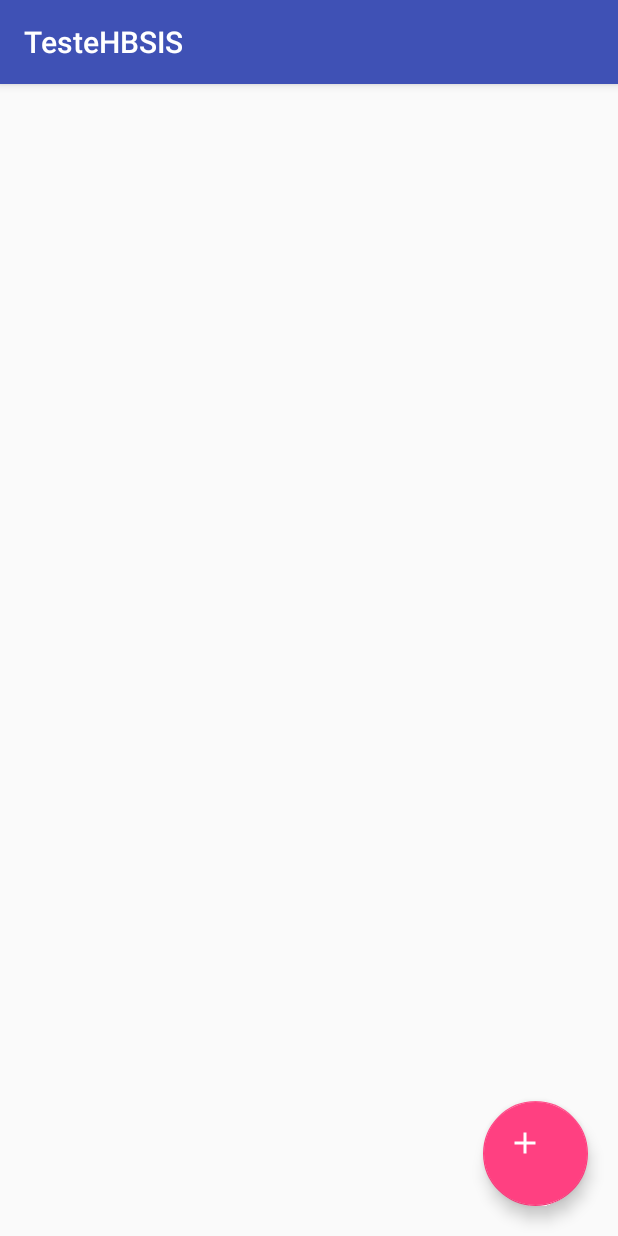
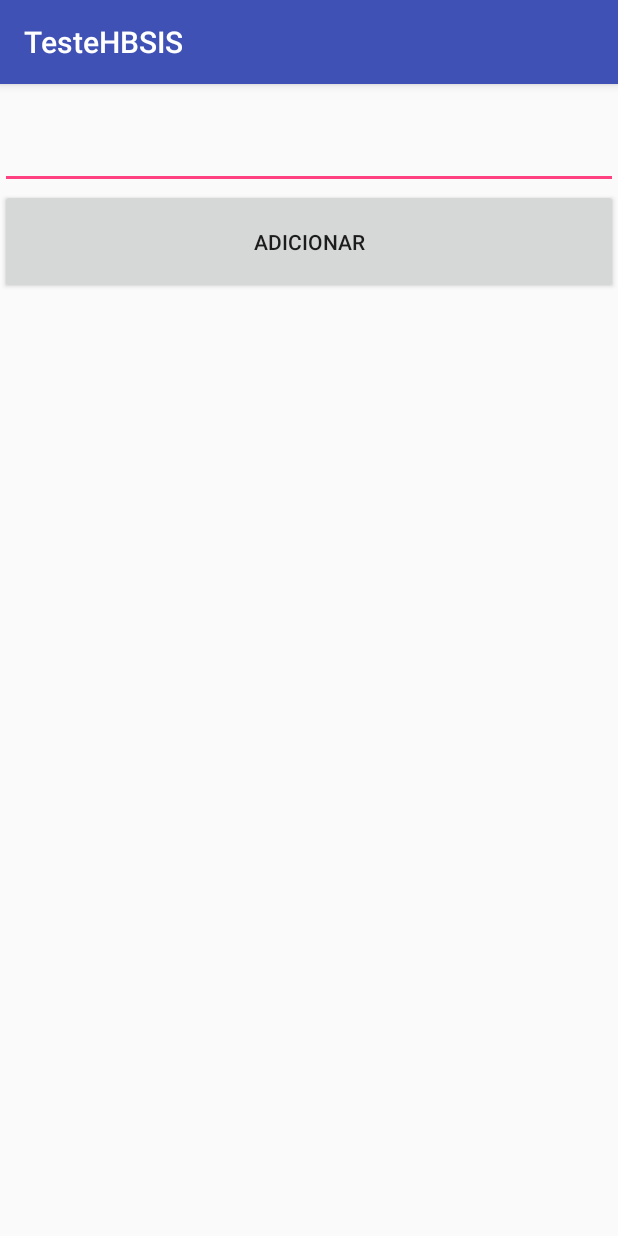
Before and after one commit to Zoard/TesteHBSIS, an Android app: the screen it shows after launch (WeatherForecastActivity before the commit, AddWeatherForecastActivity after it), after a tap on an icon or button, on a phone screen of 412 x 824 dp. Run offline under Robolectric (Android 15) with nearby library versions, the phone set to English and light mode, and no system bars; our stand-ins replace RxJava, data binding; libraries missing offline, so code that uses them is left out: retrofit2.converter.jackson; 2 statements that could not run were skipped.

Commit message:
[work] Integrating Activities

```diff
--- a/app/src/main/AndroidManifest.xml
+++ b/app/src/main/AndroidManifest.xml
@@ -11,6 +11,7 @@
         android:roundIcon="@mipmap/ic_launcher_round"
         android:supportsRtl="true"
         android:theme="@style/AppTheme">
+        <activity android:name=".view.activity.AddWeatherForecastActivity"></activity>
         <activity android:name=".view.activity.WeatherForecastActivity">
             <intent-filter>
                 <action android:name="android.intent.action.MAIN" />
--- a/app/src/main/java/com/zoardgeocze/testehbsis/api/ApiCreator.java
+++ b/app/src/main/java/com/zoardgeocze/testehbsis/api/ApiCreator.java
@@ -6,6 +6,9 @@ import retrofit2.Retrofit;
 import retrofit2.adapter.rxjava2.RxJava2CallAdapterFactory;
 import retrofit2.converter.jackson.JacksonConverterFactory;
 
+/**
+ * Created by ZoardGeocze on 06/06/19.
+ */
 
 public class ApiCreator {
 
--- a/app/src/main/java/com/zoardgeocze/testehbsis/api/WeatherForecastService.java
+++ b/app/src/main/java/com/zoardgeocze/testehbsis/api/WeatherForecastService.java
@@ -6,13 +6,17 @@ import io.reactivex.Observable;
 import retrofit2.http.GET;
 import retrofit2.http.Query;
 
+/**
+ * Created by ZoardGeocze on 06/06/19.
+ */
+
 public interface WeatherForecastService {
 
     @GET("forecast")
     Observable<WeatherForecastResponse> fetchForecast(@Query("id") long id, @Query("appid") String appid);
 
     @GET("forecast")
-    Observable<WeatherForecastResponse> getForecastByCityName(@Query("q") long cityName,
+    Observable<WeatherForecastResponse> getForecastByCityName(@Query("q") String cityName,
                                                               @Query("units") String units,
                                                               @Query("appid") String appid);
 
--- a/app/src/main/java/com/zoardgeocze/testehbsis/model/City.java
+++ b/app/src/main/java/com/zoardgeocze/testehbsis/model/City.java
@@ -5,6 +5,10 @@ import com.fasterxml.jackson.annotation.JsonIgnoreProperties;
 import java.io.Serializable;
 import java.util.HashMap;
 import java.util.Map;
+
+/**
+ * Created by ZoardGeocze on 06/06/19.
+ */
 
 @JsonIgnoreProperties(ignoreUnknown = true)
 public class City implements Serializable {
--- a/app/src/main/java/com/zoardgeocze/testehbsis/model/Forecast.java
+++ b/app/src/main/java/com/zoardgeocze/testehbsis/model/Forecast.java
@@ -3,6 +3,10 @@ package com.zoardgeocze.testehbsis.model;
 import com.fasterxml.jackson.annotation.JsonIgnoreProperties;
 
 import java.io.Serializable;
+
+/**
+ * Created by ZoardGeocze on 07/06/19.
+ */
 
 @JsonIgnoreProperties(ignoreUnknown = true)
 public class Forecast implements Serializable {
--- a/app/src/main/java/com/zoardgeocze/testehbsis/model/Weather.java
+++ b/app/src/main/java/com/zoardgeocze/testehbsis/model/Weather.java
@@ -3,6 +3,10 @@ package com.zoardgeocze.testehbsis.model;
 import com.fasterxml.jackson.annotation.JsonIgnoreProperties;
 
 import java.io.Serializable;
+
+/**
+ * Created by ZoardGeocze on 07/06/19.
+ */
 
 @JsonIgnoreProperties(ignoreUnknown = true)
 public class Weather implements Serializable {
--- a/app/src/main/java/com/zoardgeocze/testehbsis/model/WeatherForecastResponse.java
+++ b/app/src/main/java/com/zoardgeocze/testehbsis/model/WeatherForecastResponse.java
@@ -5,6 +5,10 @@ import com.fasterxml.jackson.annotation.JsonIgnoreProperties;
 import java.util.ArrayList;
 import java.util.List;
 
+/**
+ * Created by ZoardGeocze on 07/06/19.
+ */
+
 @JsonIgnoreProperties(ignoreUnknown = true)
 public class WeatherForecastResponse {
 
--- a/app/src/main/java/com/zoardgeocze/testehbsis/utils/Constants.java
+++ b/app/src/main/java/com/zoardgeocze/testehbsis/utils/Constants.java
@@ -1,7 +1,11 @@
 package com.zoardgeocze.testehbsis.utils;
+
+/**
+ * Created by ZoardGeocze on 06/06/19.
+ */
 
 public interface Constants {
     public final String API_KEY = "9b499d223cb68d6fbf0f3e127d9bcf18";
-    public final String BASE_URL = "https://samples.openweathermap.org/data/2.5/";
+    public final String BASE_URL = "https://api.openweathermap.org/data/2.5/";
     public final String METRIC_UNIT = "metric";
 }
--- /dev/null
+++ b/app/src/main/java/com/zoardgeocze/testehbsis/view/activity/AddWeatherForecastActivity.java
@@ -0,0 +1,31 @@
+package com.zoardgeocze.testehbsis.view.activity;
+
+import android.databinding.DataBindingUtil;
+import android.support.v7.app.AppCompatActivity;
+import android.os.Bundle;
+
+import com.zoardgeocze.testehbsis.R;
+import com.zoardgeocze.testehbsis.databinding.ActivityAddWeatherForecastBinding;
+import com.zoardgeocze.testehbsis.viewModel.AddWeatherForecastViewModel;
+
+/**
+ * Created by ZoardGeocze on 07/06/19.
+ */
+
+public class AddWeatherForecastActivity extends AppCompatActivity {
+
+    private ActivityAddWeatherForecastBinding addWeatherForecastBinding;
+    private AddWeatherForecastViewModel addWeatherForecastViewModel;
+
+    @Override
+    protected void onCreate(Bundle savedInstanceState) {
+        super.onCreate(savedInstanceState);
+        bind();
+    }
+
+    private void bind() {
+        this.addWeatherForecastBinding = DataBindingUtil.setContentView(this, R.layout.activity_add_weather_forecast);
+        this.addWeatherForecastViewModel = new AddWeatherForecastViewModel(this);
+        this.addWeatherForecastBinding.setAddWeatherForecastViewModel(this.addWeatherForecastViewModel);
+    }
+}
--- a/app/src/main/java/com/zoardgeocze/testehbsis/view/activity/WeatherForecastActivity.java
+++ b/app/src/main/java/com/zoardgeocze/testehbsis/view/activity/WeatherForecastActivity.java
@@ -10,6 +10,10 @@ import com.zoardgeocze.testehbsis.R;
 import com.zoardgeocze.testehbsis.databinding.ActivityWeatherForecastBinding;
 import com.zoardgeocze.testehbsis.view.adapter.WeatherForecastAdapter;
 import com.zoardgeocze.testehbsis.viewModel.WeatherForecastViewModel;
+
+/**
+ * Created by ZoardGeocze on 06/06/19.
+ */
 
 public class WeatherForecastActivity extends AppCompatActivity {
 
--- /dev/null
+++ b/app/src/main/java/com/zoardgeocze/testehbsis/viewModel/AddWeatherForecastViewModel.java
@@ -0,0 +1,79 @@
+package com.zoardgeocze.testehbsis.viewModel;
+
+import android.content.Context;
+import android.databinding.BaseObservable;
+import android.databinding.ObservableField;
+import android.databinding.ObservableInt;
+import android.util.Log;
+import android.view.View;
+
+import com.zoardgeocze.testehbsis.api.ApiCreator;
+import com.zoardgeocze.testehbsis.model.WeatherForecastResponse;
+import com.zoardgeocze.testehbsis.utils.Constants;
+
+import java.util.Observable;
+
+import io.reactivex.android.schedulers.AndroidSchedulers;
+import io.reactivex.annotations.NonNull;
+import io.reactivex.disposables.CompositeDisposable;
+import io.reactivex.disposables.Disposable;
+import io.reactivex.functions.Consumer;
+import io.reactivex.schedulers.Schedulers;
+
+/**
+ * Created by ZoardGeocze on 07/06/19.
+ */
+
+public class AddWeatherForecastViewModel extends Observable {
+
+    public ObservableField<String> cityName;
+    public ObservableInt progressBar;
+    public ObservableInt viewsVisibility;
+
+    private CompositeDisposable compositeDisposable = new CompositeDisposable();
+    private Context context;
+
+    public AddWeatherForecastViewModel(@NonNull Context context) {
+        this.context = context;
+        this.cityName = new ObservableField<>();
+        this.progressBar = new ObservableInt(View.GONE);
+        this.viewsVisibility = new ObservableInt(View.VISIBLE);
+    }
+
+    public void onClickFetchWeatherForecast(View view) {
+        this.viewsVisibility.set(View.GONE);
+        this.progressBar.set(View.VISIBLE);
+        getForecastByCityName();
+    }
+
+    private void getForecastByCityName() {
+
+        Log.i("FETCH_City_Name: ", cityName.get());
+
+        Disposable disposable = new ApiCreator()
+                .forecastClimateService()
+                .getForecastByCityName(cityName.get(), Constants.METRIC_UNIT, Constants.API_KEY)
+                .subscribeOn(Schedulers.newThread())
+                .observeOn(AndroidSchedulers.mainThread())
+                .subscribe(new Consumer<WeatherForecastResponse>() {
+                    @Override
+                    public void accept(WeatherForecastResponse forecastClimateResponse) throws Exception {
+                        Log.i("FETCH_City_Name: ", forecastClimateResponse.city.getName());
+                        Log.i("FETCH_List_Size: ", Integer.toString(forecastClimateResponse.list.size()));
+                        viewsVisibility.set(View.VISIBLE);
+                        progressBar.set(View.GONE);
+                    }
+                }, new Consumer<Throwable>() {
+                    @Override
+                    public void accept(Throwable throwable) throws Exception {
+                        viewsVisibility.set(View.VISIBLE);
+                        progressBar.set(View.GONE);
+                        Log.i("FETCH_ERROR: ", "Not worked");
+                    }
+                });
+
+        compositeDisposable.add(disposable);
+    }
+
+
+}
--- a/app/src/main/java/com/zoardgeocze/testehbsis/viewModel/WeatherForecastViewModel.java
+++ b/app/src/main/java/com/zoardgeocze/testehbsis/viewModel/WeatherForecastViewModel.java
@@ -1,6 +1,7 @@
 package com.zoardgeocze.testehbsis.viewModel;
 
 import android.content.Context;
+import android.content.Intent;
 import android.databinding.ObservableInt;
 import android.util.Log;
 import android.view.View;
@@ -9,6 +10,7 @@ import com.zoardgeocze.testehbsis.api.ApiCreator;
 import com.zoardgeocze.testehbsis.model.City;
 import com.zoardgeocze.testehbsis.model.WeatherForecastResponse;
 import com.zoardgeocze.testehbsis.utils.Constants;
+import com.zoardgeocze.testehbsis.view.activity.AddWeatherForecastActivity;
 
 import java.util.ArrayList;
 import java.util.List;
@@ -20,6 +22,10 @@ import io.reactivex.disposables.CompositeDisposable;
 import io.reactivex.disposables.Disposable;
 import io.reactivex.functions.Consumer;
 import io.reactivex.schedulers.Schedulers;
+
+/**
+ * Created by ZoardGeocze on 06/06/19.
+ */
 
 public class WeatherForecastViewModel extends Observable {
 
@@ -39,8 +45,7 @@ public class WeatherForecastViewModel extends Observable {
 
     public void onClickAddForecast(View view) {
         //TODO: Opens Add Forecast Activity
-        Log.i("Click", "onClickAddForecast: CLICOU");
-
+        startAddWeatherForecastActivity();
     }
 
     private void fetchCityList() {
@@ -66,4 +71,9 @@ public class WeatherForecastViewModel extends Observable {
 
         compositeDisposable.add(disposable);
     }
+
+    private void startAddWeatherForecastActivity() {
+        Intent intent = new Intent(this.context, AddWeatherForecastActivity.class);
+        this.context.startActivity(intent);
+    }
 }
--- /dev/null
+++ b/app/src/main/res/layout/activity_add_weather_forecast.xml
@@ -0,0 +1,61 @@
+<?xml version="1.0" encoding="utf-8"?>
+<layout
+    xmlns:tools="http://schemas.android.com/tools"
+    xmlns:android="http://schemas.android.com/apk/res/android"
+    xmlns:app="http://schemas.android.com/apk/res-auto">
+
+    <data>
+        <variable
+            name="addWeatherForecastViewModel"
+            type="com.zoardgeocze.testehbsis.viewModel.AddWeatherForecastViewModel"/>
+    </data>
+
+    <android.support.constraint.ConstraintLayout
+        android:layout_width="match_parent"
+        android:layout_height="match_parent"
+        tools:context=".view.activity.AddWeatherForecastActivity">
+
+        <RelativeLayout
+            android:layout_width="match_parent"
+            android:layout_height="match_parent"
+            android:visibility="@{addWeatherForecastViewModel.viewsVisibility}">
+
+            <EditText
+                android:id="@+id/add_weather_edit_text"
+                android:layout_width="match_parent"
+                android:layout_height="70dp"
+                android:text="@={addWeatherForecastViewModel.cityName}"/>
+                <!--android:visibility="@{addWeatherForecastViewModel.cityNameLabel}"-->
+
+
+            <Button
+                android:id="@+id/search_forecast"
+                android:layout_width="match_parent"
+                android:layout_height="70dp"
+                android:text="Adicionar"
+                android:layout_below="@+id/add_weather_edit_text"
+                android:clickable="true"
+                android:focusable="true"
+                android:onClick="@{addWeatherForecastViewModel::onClickFetchWeatherForecast}"/>
+                <!--android:visibility="@{addWeatherForecastViewModel.addButton}"-->
+
+        </RelativeLayout>
+
+        <RelativeLayout
+            android:layout_width="match_parent"
+            android:layout_height="match_parent">
+
+            <ProgressBar
+                android:id="@+id/progress_bar"
+                android:layout_width="wrap_content"
+                android:layout_height="wrap_content"
+                app:visibility="@{addWeatherForecastViewModel.progressBar}"
+                android:layout_centerInParent="true"/>
+
+        </RelativeLayout>
+
+
+
+    </android.support.constraint.ConstraintLayout>
+
+</layout>
```
Also changed, not shown: app/build.gradle (+9 -9 lines), app/src/main/java/com/zoardgeocze/testehbsis/view/adapter/WeatherForecastAdapter.java (+23 -6 lines), app/src/main/java/com/zoardgeocze/testehbsis/view/adapter/WeatherForecastViewHolder.java (+13 -2 lines), app/src/main/java/com/zoardgeocze/testehbsis/viewModel/ItemWeatherForecastViewModel.java (added, +31 -0 lines), app/src/main/res/layout/item_weather_forecast.xml (+13 -3 lines), 3 other files.
